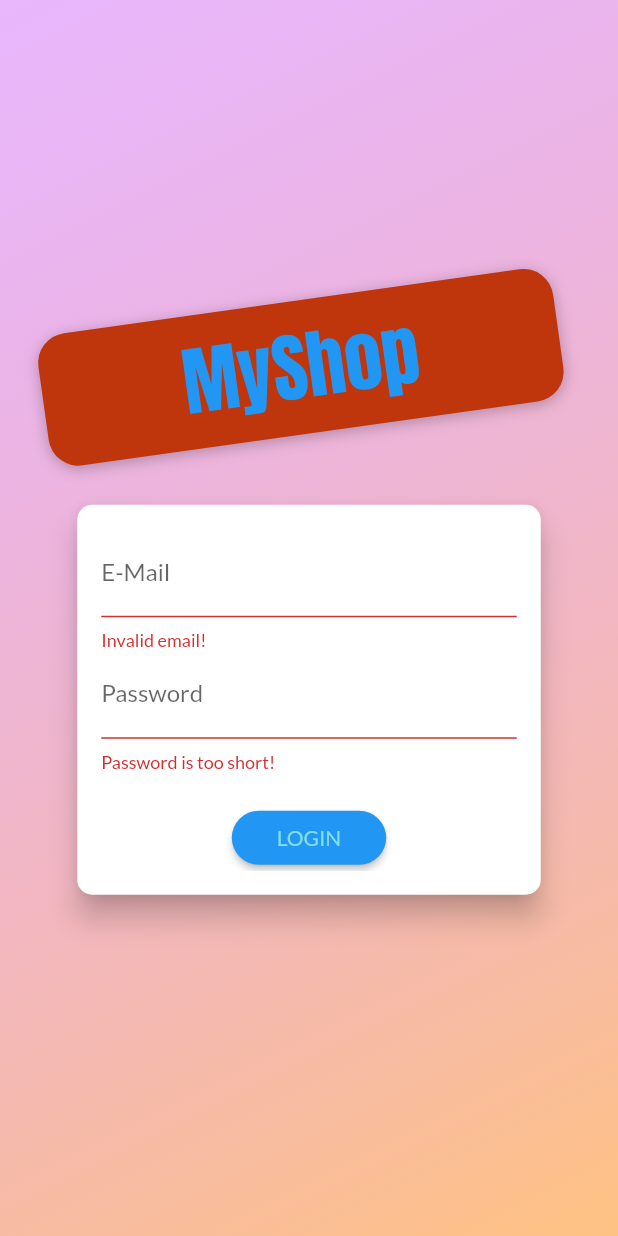
After one commit to oussama944/shop_file, a Flutter app: the screen it shows after launch, after a tap on "LOGIN", on a phone screen of 412 x 824 dp. The commit adds this screen. Run offline on Flutter 3.47's test engine with Material 2 defaults, Android fonts, the phone set to English and light mode, and no system bars; network calls fail.

Commit message:
add auth screen and logic

```diff
--- a/lib/main.dart
+++ b/lib/main.dart
@@ -1,8 +1,10 @@
 import 'package:flutter/material.dart';
 import 'package:provider/provider.dart';
+import 'package:shop_file/providers/auth.dart';
 import 'package:shop_file/providers/cart.dart';
 import 'package:shop_file/providers/order.dart';
 import 'package:shop_file/providers/products_providers.dart';
+import 'package:shop_file/screens/auth_screen.dart';
 import 'package:shop_file/screens/cart_screens.dart';
 import 'package:shop_file/screens/edit_products.dart';
 import 'package:shop_file/screens/orders_screens.dart';
@@ -21,27 +23,39 @@ class MyApp extends StatelessWidget {
     return MultiProvider(
       providers: [
         ChangeNotifierProvider(
-          create: (ctx)=> Products(),),
+          create: (ctx) => Auth(),
+        ),
+        ChangeNotifierProxyProvider<Auth, Products>(
+          create: (_) => Products(null, []),//error here saying 3 positional arguments expected,but 0 found.
+          update: (ctx, auth, previusProducts) => Products(auth.token,
+              previusProducts == null ? [] : previusProducts.items),
+        ),
         ChangeNotifierProvider(
-          create: (ctx)=> Cart(),),
-        ChangeNotifierProvider(
-          create: (ctx)=> Orders(),),
+          create: (ctx) => Cart(),
+        ),
+        ChangeNotifierProxyProvider<Auth, Orders>(
+          create: (_) => Orders(null, []),//error here saying 3 positional arguments expected,but 0 found.
+          update: (ctx, auth, previusOrder) => Orders(auth.token,
+              previusOrder == null ? [] : previusOrder.orders),
+        ),
       ],
-      child: MaterialApp(
+      child: Consumer<Auth>(
+        builder: (ctx, auth, _) => MaterialApp(
           title: 'Flutter Demo',
           theme: ThemeData(
             colorScheme: ColorScheme.fromSwatch(primarySwatch: Colors.cyan)
                 .copyWith(secondary: Colors.blueAccent),
             fontFamily: 'Lato',
           ),
-        home: ProduductsOverviewScreen(),
+          home: auth.isAuth ? ProduductsOverviewScreen() : AuthScreen(),
           routes: {
             ProductDetailScreen.routeName: (ctx) => ProductDetailScreen(),
-          CartScreen.routeName:(ctx) => CartScreen(),
-          OrdersScreen.routeName:(ctx)=>  OrdersScreen(),
-          UserProductsScreen.routeName:(ctx)=>  UserProductsScreen(),
-          EditProducScreen.routeName:(ctx)=>  EditProducScreen(),
+            CartScreen.routeName: (ctx) => CartScreen(),
+            OrdersScreen.routeName: (ctx) => OrdersScreen(),
+            UserProductsScreen.routeName: (ctx) => UserProductsScreen(),
+            EditProducScreen.routeName: (ctx) => EditProducScreen(),
           },
+        ),
       ),
     );
   }
--- /dev/null
+++ b/lib/providers/auth.dart
@@ -0,0 +1,59 @@
+import 'dart:convert';
+
+import 'package:flutter/cupertino.dart';
+import 'package:http/http.dart' as http;
+
+import '../models/http_exception.dart';
+
+class Auth with ChangeNotifier {
+  String? _token;
+  DateTime? _expiryDate;
+  String? _userId;
+
+  bool get isAuth {
+    return token != null;
+  }
+
+  String? get token {
+    if (_expiryDate != null &&
+        _expiryDate!.isAfter(DateTime.now()) &&
+        _token != null) {
+      return _token;
+    }
+    return null;
+  }
+
+  Future<void> _authenticate(
+      String email, String password, String urlSegment) async {
+    final url = Uri.parse(
+        'https://identitytoolkit.googleapis.com/v1/accounts:$urlSegment?key=AIzaSyByILl9V2bD0WAYI_4y5MooIexm0BVX_0Y');
+
+    try {
+      final response = await http.post(url,
+          body: json.encode({
+            'email': email,
+            'password': password,
+            'returnSecureToken': true,
+          }));
+
+      final responseData = json.decode(response.body);
+      if (responseData['error'] != null) {
+        throw HttpException(responseData['error']['message']);
+      }
+      _token = responseData['idToken'];
+      _userId = responseData['localId'];
+      _expiryDate = DateTime.now().add(Duration(seconds: int.parse(responseData['expiresIn'])),);
+
+    } catch (error) {
+      throw error;
+    }
+  }
+
+  Future<void> signup(String email, String password) async {
+    return _authenticate(email, password, "signUp");
+  }
+
+  Future<void> login(String email, String password) async {
+    return _authenticate(email, password, "signInWithPassword");
+  }
+}
--- a/lib/providers/product.dart
+++ b/lib/providers/product.dart
@@ -25,13 +25,13 @@ class Product with ChangeNotifier {
     notifyListeners();
   }
 
-  Future<void> toggleFavoriteStatus() async {
+  Future<void> toggleFavoriteStatus(String? token) async {
     final oldStatus = isFavorite;
     isFavorite = !isFavorite;
     notifyListeners();
 
     final url = Uri.parse(
-        'https://fluttershopfile-default-rtdb.europe-west1.firebasedatabase.app/products/$id.json');
+        'https://fluttershopfile-default-rtdb.europe-west1.firebasedatabase.app/products/$id.json?auth=$token');
     try {
       final response = await http.patch(url,
           body: json.encode({
--- /dev/null
+++ b/lib/screens/auth_screen.dart
@@ -0,0 +1,280 @@
+import 'dart:math';
+
+import 'package:flutter/material.dart';
+import 'package:provider/provider.dart';
+import '../models/http_exception.dart';
+
+import '../providers/auth.dart';
+
+enum AuthMode { Signup, Login }
+
+class AuthScreen extends StatelessWidget {
+  static const routeName = '/auth';
+
+  @override
+  Widget build(BuildContext context) {
+    final deviceSize = MediaQuery.of(context).size;
+    // final transformConfig = Matrix4.rotationZ(-8 * pi / 180);
+    // transformConfig.translate(-10.0);
+    return Scaffold(
+      // resizeToAvoidBottomInset: false,
+      body: Stack(
+        children: <Widget>[
+          Container(
+            decoration: BoxDecoration(
+              gradient: LinearGradient(
+                colors: [
+                  Color.fromRGBO(215, 117, 255, 1).withOpacity(0.5),
+                  Color.fromRGBO(255, 188, 117, 1).withOpacity(0.9),
+                ],
+                begin: Alignment.topLeft,
+                end: Alignment.bottomRight,
+                stops: [0, 1],
+              ),
+            ),
+          ),
+          SingleChildScrollView(
+            child: Container(
+              height: deviceSize.height,
+              width: deviceSize.width,
+              child: Column(
+                mainAxisAlignment: MainAxisAlignment.center,
+                crossAxisAlignment: CrossAxisAlignment.center,
+                children: <Widget>[
+                  Flexible(
+                    child: Container(
+                      margin: EdgeInsets.only(bottom: 20.0),
+                      padding:
+                          EdgeInsets.symmetric(vertical: 8.0, horizontal: 94.0),
+                      transform: Matrix4.rotationZ(-8 * pi / 180)
+                        ..translate(-10.0),
+                      // ..translate(-10.0),
+                      decoration: BoxDecoration(
+                        borderRadius: BorderRadius.circular(20),
+                        color: Colors.deepOrange.shade900,
+                        boxShadow: [
+                          BoxShadow(
+                            blurRadius: 8,
+                            color: Colors.black26,
+                            offset: Offset(0, 2),
+                          )
+                        ],
+                      ),
+                      child: Text(
+                        'MyShop',
+                        style: TextStyle(
+                          color: Theme.of(context).primaryColor,
+                          fontSize: 50,
+                          fontFamily: 'Anton',
+                          fontWeight: FontWeight.normal,
+                        ),
+                      ),
+                    ),
+                  ),
+                  Flexible(
+                    flex: deviceSize.width > 600 ? 2 : 1,
+                    child: AuthCard(),
+                  ),
+                ],
+              ),
+            ),
+          ),
+        ],
+      ),
+    );
+  }
+}
+
+class AuthCard extends StatefulWidget {
+  const AuthCard({
+    Key? key,
+  }) : super(key: key);
+
+  @override
+  _AuthCardState createState() => _AuthCardState();
+}
+
+class _AuthCardState extends State<AuthCard> {
+  final GlobalKey<FormState> _formKey = GlobalKey();
+  AuthMode _authMode = AuthMode.Login;
+  Map<String, String> _authData = {
+    'email': '',
+    'password': '',
+  };
+  var _isLoading = false;
+  final _passwordController = TextEditingController();
+
+  Future<void> _showErrorDialog(String message) async  {
+    showDialog(
+        context: context,
+        builder: (ctx) => AlertDialog(
+              title: Text('Erreur'),
+              content: Text(message),
+              actions: <Widget>[
+                TextButton(
+                    onPressed: () {
+                      Navigator.pop(ctx, true);
+                    },
+                    child: Text('Ok'))
+              ],
+            ));
+  }
+
+  Future<void> _submit() async {
+    if (!_formKey.currentState!.validate()) {
+      // Invalid!
+      return;
+    }
+    _formKey.currentState!.save();
+    setState(() {
+      _isLoading = true;
+    });
+
+    try {
+      if (_authMode == AuthMode.Login) {
+        // Log user in
+
+        await Provider.of<Auth>(context, listen: false).login(
+          _authData['email'].toString(),
+          _authData['password'].toString(),
+        );
+      } else {
+        // Sign user up
+        await Provider.of<Auth>(context, listen: false).signup(
+          _authData['email'].toString(),
+          _authData['password'].toString(),
+        );
+      }
+    } on HttpException catch (error) {
+      var errorMessage = 'L\'authentification a échoué';
+      if (error.toString().contains('EMAIL_EXISTS')) {
+        errorMessage = 'Cette addresse existe déja';
+      } else if (error.toString().contains('EMAIL_NOT_FOUND')) {
+        errorMessage = 'Cette addresse n\'existe pas';
+      } else if (error.toString().contains('INVALID_PASSWORD')) {
+        errorMessage = 'Mot de passe invalide';
+      }
+      _showErrorDialog(errorMessage);
+    } catch (error) {
+      var errorMessage =
+          ' Impossible de s\'identifier veuiller reesayer plutard ';
+      _showErrorDialog(errorMessage);
+    }
+
+
+
+    setState(() {
+      _isLoading = false;
+    });
+  }
+
+  void _switchAuthMode() {
+    if (_authMode == AuthMode.Login) {
+      setState(() {
+        _authMode = AuthMode.Signup;
+      });
+    } else {
+      setState(() {
+        _authMode = AuthMode.Login;
+      });
+    }
+  }
+
+  @override
+  Widget build(BuildContext context) {
+    final deviceSize = MediaQuery.of(context).size;
+    return Card(
+      shape: RoundedRectangleBorder(
+        borderRadius: BorderRadius.circular(10.0),
+      ),
+      elevation: 8.0,
+      child: Container(
+        height: _authMode == AuthMode.Signup ? 320 : 260,
+        constraints:
+            BoxConstraints(minHeight: _authMode == AuthMode.Signup ? 320 : 260),
+        width: deviceSize.width * 0.75,
+        padding: EdgeInsets.all(16.0),
+        child: Form(
+          key: _formKey,
+          child: SingleChildScrollView(
+            child: Column(
+              children: <Widget>[
+                TextFormField(
+                  decoration: InputDecoration(labelText: 'E-Mail'),
+                  keyboardType: TextInputType.emailAddress,
+                  validator: (value) {
+                    if (value!.isEmpty || !value.contains('@')) {
+                      return 'Invalid email!';
+                    }
+                    return null;
+                    return null;
+                  },
+                  onSaved: (value) {
+                    _authData['email'] = value!;
+                  },
+                ),
+                TextFormField(
+                  decoration: InputDecoration(labelText: 'Password'),
+                  obscureText: true,
+                  controller: _passwordController,
+                  validator: (value) {
+                    if (value!.isEmpty || value.length < 5) {
+                      return 'Password is too short!';
+                    }
+                  },
+                  onSaved: (value) {
+                    _authData['password'] = value!;
+                  },
+                ),
+                if (_authMode == AuthMode.Signup)
+                  TextFormField(
+                    enabled: _authMode == AuthMode.Signup,
+                    decoration: InputDecoration(labelText: 'Confirm Password'),
+                    obscureText: true,
+                    validator: _authMode == AuthMode.Signup
+                        ? (value) {
+                            if (value != _passwordController.text) {
+                              return 'Passwords do not match!';
+                            }
+                          }
+                        : null,
+                  ),
+                SizedBox(
+                  height: 20,
+                ),
+                if (_isLoading)
+                  CircularProgressIndicator()
+                else
+                  ElevatedButton(
+                    child:
+                        Text(_authMode == AuthMode.Login ? 'LOGIN' : 'SIGN UP'),
+                    onPressed: _submit,
+                    style: ElevatedButton.styleFrom(
+                      shape: RoundedRectangleBorder(
+                        borderRadius: BorderRadius.circular(30),
+                      ),
+                      padding:
+                          EdgeInsets.symmetric(horizontal: 30.0, vertical: 8.0),
+                      backgroundColor: Theme.of(context).primaryColor,
+                      foregroundColor: Theme.of(context).backgroundColor,
+                    ),
+                  ),
+                ElevatedButton(
+                  child: Text(
+                      '${_authMode == AuthMode.Login ? 'SIGNUP' : 'LOGIN'} INSTEAD'),
+                  onPressed: _switchAuthMode,
+                  style: TextButton.styleFrom(
+                    padding:
+                        EdgeInsets.symmetric(horizontal: 30.0, vertical: 4),
+                    tapTargetSize: MaterialTapTargetSize.shrinkWrap,
+                    foregroundColor: Theme.of(context).primaryColor,
+                  ),
+                ),
+              ],
+            ),
+          ),
+        ),
+      ),
+    );
+  }
+}
--- a/lib/screens/products_overview_screen.dart
+++ b/lib/screens/products_overview_screen.dart
@@ -28,7 +28,7 @@ class _ProduductsOverviewScreenState extends State<ProduductsOverviewScreen> {
       setState(() {
         _isLoading=true;
       });
-      Provider.of<Products>(context).fetchAndSetProducts().then((_){
+      Provider.of<Products>(context,listen: false).fetchAndSetProducts().then((_){
         setState(() {
           _isLoading=false;
         });
--- a/lib/widgets/product_item.dart
+++ b/lib/widgets/product_item.dart
@@ -3,6 +3,7 @@ import 'package:flutter/material.dart';
 import 'package:provider/provider.dart';
 import 'package:shop_file/providers/cart.dart';
 
+import '../providers/auth.dart';
 import '../providers/product.dart';
 import '../screens/products_detail_screen.dart';
 
@@ -17,6 +18,7 @@ class ProductItem extends StatelessWidget {
   Widget build(BuildContext context) {
     final product = Provider.of<Product>(context, listen: false);
     final cart = Provider.of<Cart>(context, listen: false);
+    final authData = Provider.of<Auth>(context,listen: false);
     return ClipRRect(
       borderRadius: BorderRadius.circular(20),
       child: GridTile(
@@ -40,7 +42,7 @@ class ProductItem extends StatelessWidget {
                   ? Icons.favorite_rounded
                   : Icons.favorite_border_rounded),
               onPressed: () {
-                product.toggleFavoriteStatus();
+                product.toggleFavoriteStatus(authData.token);
               },
               color: Theme.of(context).colorScheme.secondary,
             ),
```
Also changed, not shown: lib/providers/order.dart (+58 -3 lines), lib/providers/products_providers.dart (+14 -4 lines), lib/screens/cart_screens.dart (+52 -19 lines), lib/screens/edit_products.dart (+5 -9 lines), lib/screens/orders_screens.dart (+26 -7 lines). Lines whose indentation alone changed are shown as unchanged.
